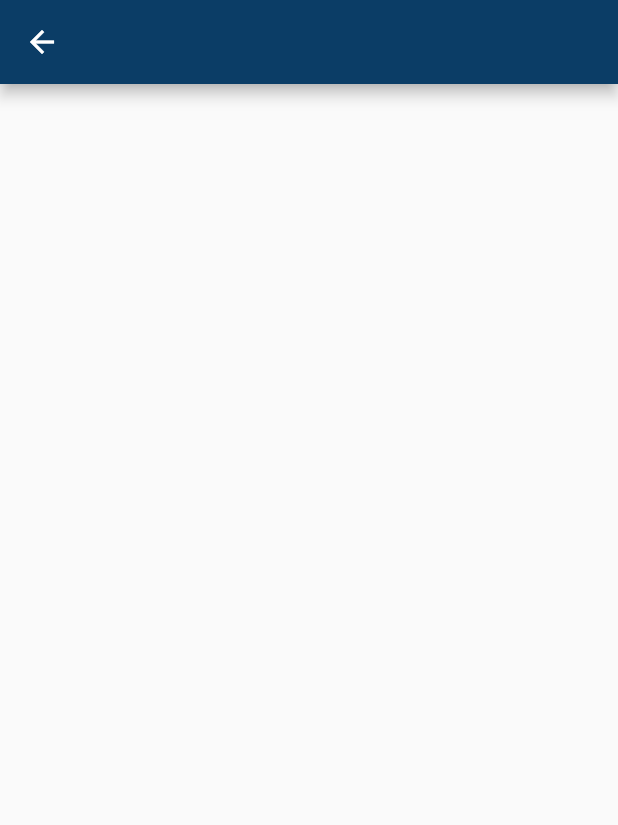
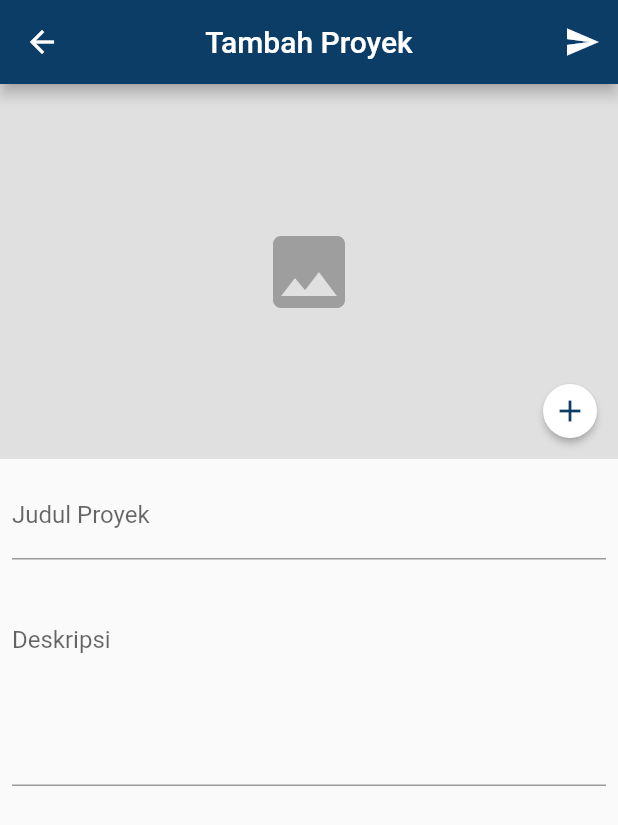
Before and after one commit to GerryTo/CapStone, a Flutter app: the AddProjectPage screen opened by its route, on a phone screen of 412 x 824 dp. Shown: the top 825 px of the screen. Run offline on Flutter 3.47's test engine with Material 2 defaults, Android fonts, the phone set to English and light mode, and no system bars; our stand-ins replace carousel_slider, fluro, google_fonts, image_picker.

```diff
--- a/lib/modules/upload_project/screens/add_project_page.dart
+++ b/lib/modules/upload_project/screens/add_project_page.dart
@@ -1,13 +1,140 @@
+import 'dart:io';
+
+import 'package:carousel_slider/carousel_slider.dart';
 import 'package:flutter/material.dart';
+import 'package:image_picker/image_picker.dart';
 
-class AddProjectPage extends StatelessWidget {
+class AddProjectPage extends StatefulWidget {
   const AddProjectPage({Key? key}) : super(key: key);
+
+  @override
+  State<AddProjectPage> createState() => _AddProjectPageState();
+}
+
+class _AddProjectPageState extends State<AddProjectPage> {
+  final ImagePicker _picker = ImagePicker();
+
+  final List<XFile> _files = [];
+  // ignore: unused_field
+  int _carouselIndex = 0;
 
   @override
   Widget build(BuildContext context) {
     return Scaffold(
-      appBar: AppBar(),
-      body: Container(),
+      resizeToAvoidBottomInset: false,
+      appBar: AppBar(
+        title: const Text('Tambah Proyek'),
+        centerTitle: true,
+        actions: [IconButton(onPressed: () {}, icon: const Icon(Icons.send))],
+      ),
+      body: Column(
+        children: [
+          Stack(
+            clipBehavior: Clip.none,
+            children: [
+              Container(
+                width: double.maxFinite,
+                height: 250,
+                color: Colors.grey.shade300,
+                child: _images(),
+              ),
+              _buttonAddPhotos(context),
+            ],
+          ),
+          _projectTitleField(),
+          _projectDescriptionField(),
+        ],
+      ),
+    );
+  }
+
+  Widget _buttonAddPhotos(BuildContext context) {
+    return Positioned(
+      bottom: 8,
+      right: 0,
+      child: ElevatedButton(
+        style: TextButton.styleFrom(
+          backgroundColor: Colors.white,
+          shape: const CircleBorder(),
+        ),
+        onPressed: () async {
+          final files = await _picker.pickMultiImage() ?? [];
+          setState(() {
+            _files.addAll(files);
+          });
+        },
+        child: Icon(
+          Icons.add,
+          color: Theme.of(context).primaryColor,
+        ),
+      ),
+    );
+  }
+
+  Widget _images() {
+    if (_files.isNotEmpty) {
+      return CarouselSlider(
+        options: CarouselOptions(
+          autoPlayCurve: Curves.fastOutSlowIn,
+          pauseAutoPlayOnTouch: true,
+          enlargeCenterPage: true,
+          enableInfiniteScroll: false,
+          onPageChanged: (index, reason) {
+            _carouselIndex = index;
+          },
+        ),
+        items: _files.map((file) {
+          return Stack(
+            children: [
+              Image.file(File(file.path)),
+              _removeButton(),
+            ],
+          );
+        }).toList(),
+      );
+    } else {
+      return const Icon(
+        Icons.photo,
+        color: Colors.grey,
+        size: 64,
+      );
+    }
+  }
+
+  Widget _projectTitleField() {
+    return const Padding(
+      padding: EdgeInsets.all(8.0),
+      child: TextField(
+        decoration: InputDecoration(label: Text('Judul Proyek')),
+      ),
+    );
+  }
+
+  Widget _projectDescriptionField() {
+    return const Padding(
+      padding: EdgeInsets.all(8.0),
+      child: TextField(
+        minLines: 5,
+        maxLines: 8,
+        decoration:
+            InputDecoration(label: Text('Deskripsi'), alignLabelWithHint: true),
+      ),
+    );
+  }
+
+  Widget _removeButton() {
+    return Positioned(
+      right: 0,
+      top: 0,
+      child: IconButton(
+        onPressed: () {
+          setState(() {
+            _files.removeAt(_carouselIndex);
+          });
+        },
+        icon: const Icon(Icons.remove_circle),
+        color: Colors.grey.withAlpha(200),
+      ),
     );
   }
 }
--- a/lib/routes/route_handler.dart
+++ b/lib/routes/route_handler.dart
@@ -26,4 +26,4 @@ final detailFeedHandeler =
     Handler(handlerFunc: (context, params) => DetailFeedsPage());
 
 final addProjectHandler =
-    Handler(handlerFunc: (context, params) => const AddProjectPage());
+    Handler(handlerFunc: (context, params) => AddProjectPage());
--- a/pubspec.yaml
+++ b/pubspec.yaml
@@ -34,6 +34,7 @@ dependencies:
     sdk: flutter
   flutter_typeahead: ^3.2.3
   google_fonts: ^2.1.0
+  image_picker: ^0.8.4+4
 
 dev_dependencies:
   flutter_lints: ^1.0.0
```
Also changed, not shown: pubspec.lock.
